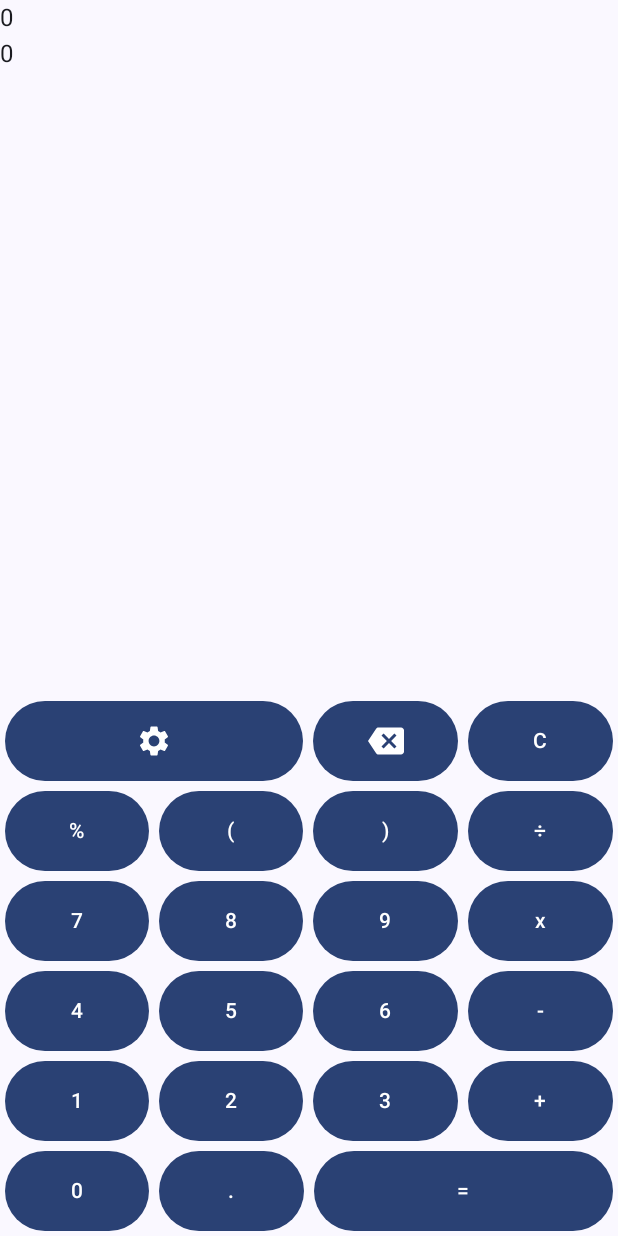
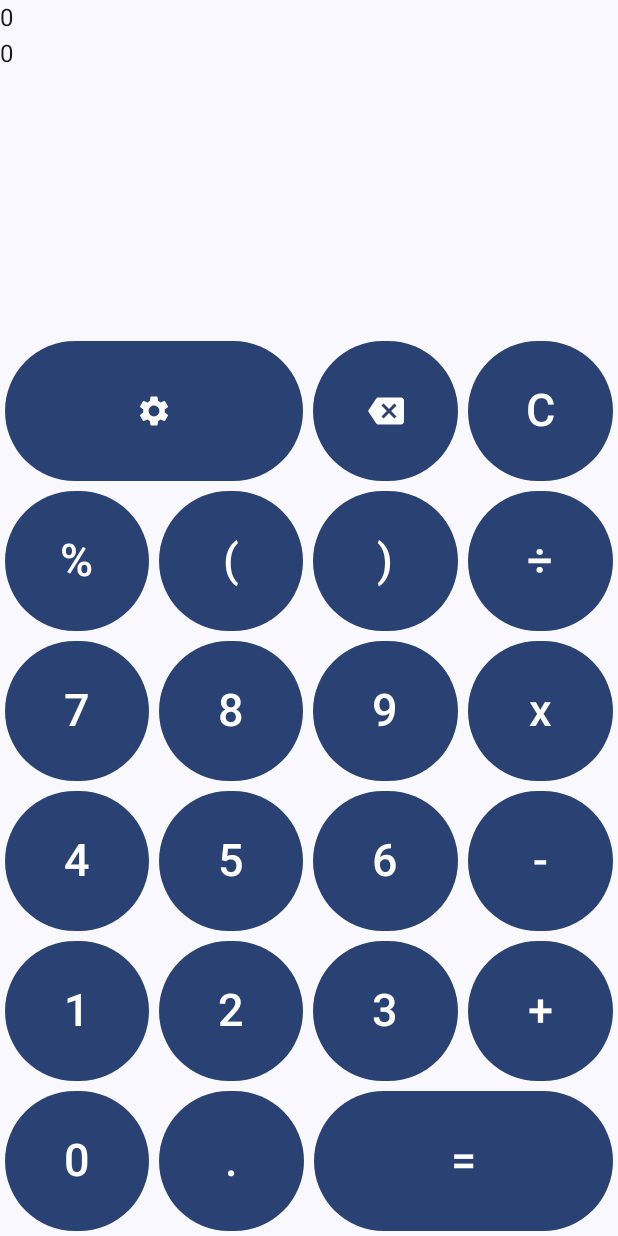
Before and after one commit to CaolanCode/Calculator-Android, an Android app built with Jetpack Compose: the screen it shows after launch (MainActivity), on a phone screen of 412 x 824 dp. Run offline under Robolectric (Android 15) with nearby library versions, the phone set to English and light mode, and no system bars.

Commit message:
increase size of buttons to center text

```diff
--- a/app/src/main/java/com/caolancode/calculator/view/CalculatorButton.kt
+++ b/app/src/main/java/com/caolancode/calculator/view/CalculatorButton.kt
@@ -1,14 +1,24 @@
 package com.caolancode.calculator.view
 
+import androidx.compose.foundation.background
+import androidx.compose.foundation.layout.Box
+import androidx.compose.foundation.layout.aspectRatio
+import androidx.compose.foundation.layout.fillMaxHeight
+import androidx.compose.foundation.layout.fillMaxSize
 import androidx.compose.foundation.layout.height
 import androidx.compose.foundation.layout.padding
+import androidx.compose.foundation.layout.wrapContentHeight
 import androidx.compose.material3.Button
 import androidx.compose.material3.Text
 import androidx.compose.runtime.Composable
+import androidx.compose.ui.Alignment
 import androidx.compose.ui.Modifier
 import androidx.compose.ui.graphics.Color
 import androidx.compose.ui.res.dimensionResource
+import androidx.compose.ui.text.TextStyle
+import androidx.compose.ui.text.style.TextAlign
 import androidx.compose.ui.unit.dp
+import androidx.compose.ui.unit.sp
 import com.caolancode.calculator.R
 
 @Composable
@@ -23,9 +33,10 @@ fun CalculatorButton(
 
         }
     ) {
-      Text(
-          text = content,
-          color = Color.White
-      )
+        Text(
+            text = content,
+            color = Color.White,
+            fontSize = dimensionResource(id = R.dimen.button_font_size).value.sp
+        )
     }
 }
--- a/app/src/main/java/com/caolancode/calculator/view/DeleteButton.kt
+++ b/app/src/main/java/com/caolancode/calculator/view/DeleteButton.kt
@@ -1,18 +1,15 @@
 package com.caolancode.calculator.view
 
-import androidx.compose.foundation.background
-import androidx.compose.foundation.layout.Box
+import androidx.compose.foundation.layout.aspectRatio
 import androidx.compose.foundation.layout.height
 import androidx.compose.foundation.layout.padding
 import androidx.compose.material3.Button
 import androidx.compose.material3.Icon
 import androidx.compose.runtime.Composable
 import androidx.compose.ui.Modifier
-import androidx.compose.ui.graphics.Color
 import androidx.compose.ui.res.dimensionResource
 import androidx.compose.ui.res.painterResource
 import androidx.compose.ui.res.stringResource
-import androidx.compose.ui.unit.dp
 import com.caolancode.calculator.R
 
 @Composable
--- a/app/src/main/java/com/caolancode/calculator/view/NumberPanel.kt
+++ b/app/src/main/java/com/caolancode/calculator/view/NumberPanel.kt
@@ -28,9 +28,7 @@ import com.caolancode.calculator.view.CalculatorButton
 fun NumberPanel() {
     Column(
         modifier = Modifier
-            .fillMaxWidth()
-            .fillMaxHeight()
-            .height(400.dp),
+            .fillMaxHeight(),
         verticalArrangement = Arrangement.Bottom
     ) {
         Row {
--- a/app/src/main/java/com/caolancode/calculator/view/SettingButton.kt
+++ b/app/src/main/java/com/caolancode/calculator/view/SettingButton.kt
@@ -2,6 +2,7 @@ package com.caolancode.calculator.view
 
 import androidx.compose.foundation.background
 import androidx.compose.foundation.layout.Box
+import androidx.compose.foundation.layout.aspectRatio
 import androidx.compose.foundation.layout.height
 import androidx.compose.foundation.layout.padding
 import androidx.compose.material.icons.Icons
--- a/app/src/main/res/values/colors.xml
+++ b/app/src/main/res/values/colors.xml
@@ -7,6 +7,7 @@
     <color name="teal_700">#FF018786</color>
     <color name="black">#FF000000</color>
     <color name="white">#FFFFFFFF</color>
+
     <color name="gray_button">#868184</color>
     <color name="dark_button">#454545</color>
 </resources>
--- a/app/src/main/res/values/dimen.xml
+++ b/app/src/main/res/values/dimen.xml
@@ -1,5 +1,6 @@
 <?xml version="1.0" encoding="utf-8"?>
 <resources>
-    <dimen name="button_height">60dp</dimen>
+    <dimen name="button_height">100dp</dimen>
     <dimen name="button_padding">3dp</dimen>
+    <dimen name="button_font_size">30sp</dimen>
 </resources>
```
